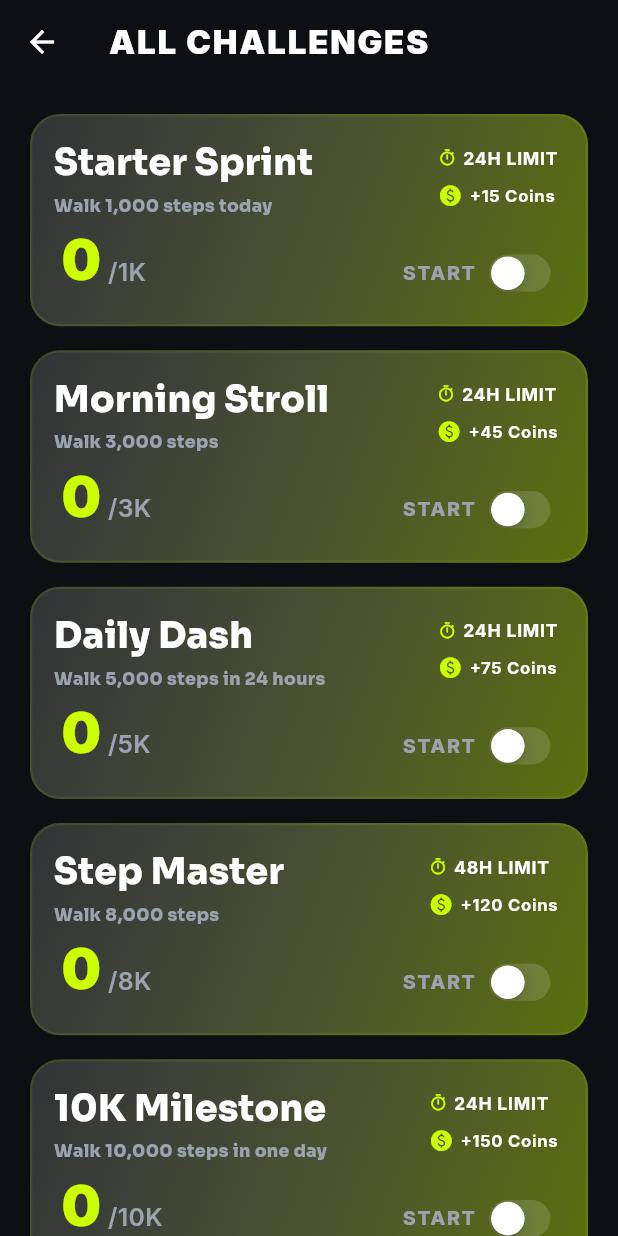
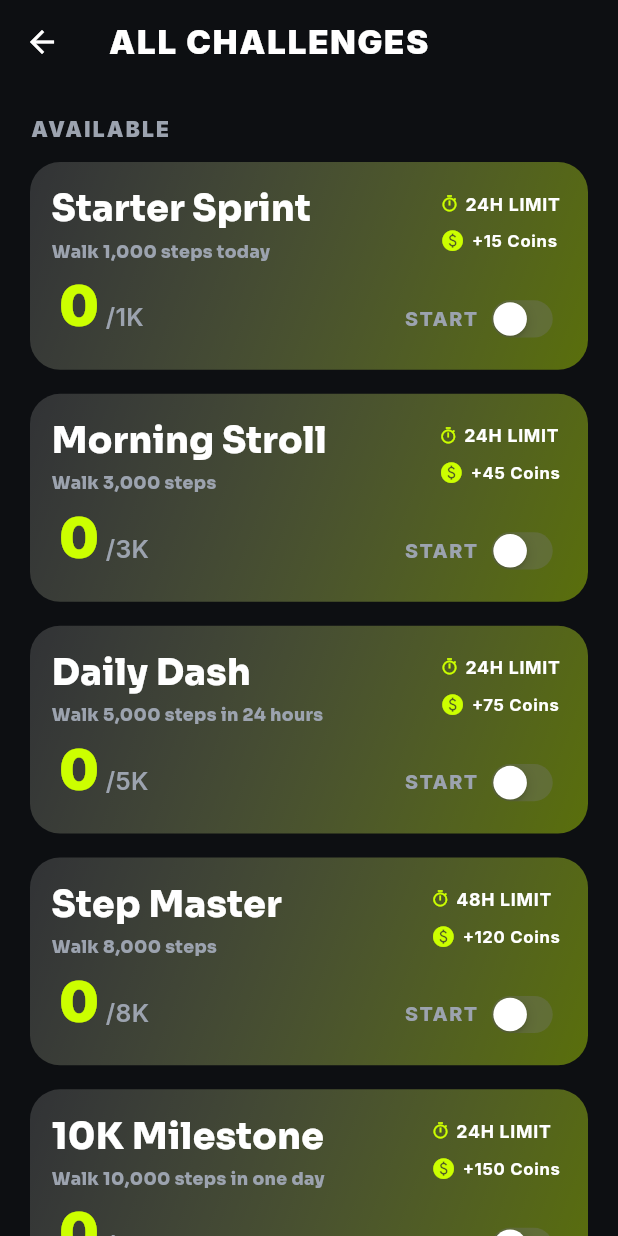
Before and after one commit to MoizRao00/build_up, a Flutter app: the AllChallengesScreen screen opened directly, on a phone screen of 412 x 824 dp. Run offline on Flutter 3.47's test engine with Material 3 defaults, Android fonts, the phone set to English and light mode, and no system bars; our stand-ins replace cloud_firestore, device_info_plus, firebase_auth, firebase_core, fl_chart, flutter_local_notifications and 11 more; missing offline and left inert: health, home_widget, workmanager; accounts and stored records are empty.

Commit message:
version 1.0.1 bug fixes

```diff
--- a/lib/features/insight/presentation/insights_screen.dart
+++ b/lib/features/insight/presentation/insights_screen.dart
@@ -68,7 +68,7 @@ class InsightsScreen extends ConsumerWidget {
         title: Text(
           'WEEKLY INSIGHTS',
           style: GoogleFonts.sora(
-            fontSize: size.width * 0.05,
+            fontSize: size.width * 0.06,
             fontWeight: FontWeight.w900,
             color: AppColors.textPrimary,
             letterSpacing: .1,
--- a/lib/features/social/presentation/providers/leaderboard_provider.dart
+++ b/lib/features/social/presentation/providers/leaderboard_provider.dart
@@ -7,6 +7,7 @@ class LeaderboardUser {
   final int totalSteps;
   final int monthlyHighScore;
   final String avatarUrl;
+  final String? currentLeague; // New field
 
   LeaderboardUser({
     required this.id,
@@ -14,6 +15,7 @@ class LeaderboardUser {
     required this.totalSteps,
     required this.monthlyHighScore,
     required this.avatarUrl,
+    this.currentLeague,
   });
 
   factory LeaderboardUser.fromDocument(DocumentSnapshot doc) {
@@ -24,6 +26,7 @@ class LeaderboardUser {
       totalSteps: data['totalSteps'] ?? 0,
       monthlyHighScore: data['monthlyHighScore'] ?? 0,
       avatarUrl: data['avatarUrl'] ?? data['photoUrl'] ?? '',
+      currentLeague: data['currentLeague'], // Read from Firestore
     );
   }
 }
--- a/lib/features/social/presentation/screens/all_challenges_screen.dart
+++ b/lib/features/social/presentation/screens/all_challenges_screen.dart
@@ -11,6 +11,11 @@ class AllChallengesScreen extends ConsumerWidget {
   @override
   Widget build(BuildContext context, WidgetRef ref) {
     final challenges = ref.watch(challengeProvider);
+
+    // Filter challenges into three distinct groups
+    final activeNow = challenges.where((c) => c.isActive && !c.isCompleted).toList();
+    final completed = challenges.where((c) => c.isCompleted).toList();
+    final available = challenges.where((c) => !c.isActive && !c.isCompleted).toList();
 
     return Scaffold(
       backgroundColor: AppColors.backgroundDark,
@@ -27,13 +32,61 @@ class AllChallengesScreen extends ConsumerWidget {
           ),
         ),
       ),
-      body: ListView.separated(
-        padding: const EdgeInsets.all(20),
-        itemCount: challenges.length,
-        separatorBuilder: (context, index) => const SizedBox(height: 16),
-        itemBuilder: (context, index) {
-          return ChallengeCard(challenge: challenges[index]);
-        },
+      body: SingleChildScrollView(
+        physics: const BouncingScrollPhysics(),
+        child: Padding(
+          padding: const EdgeInsets.all(20),
+          child: Column(
+            crossAxisAlignment: CrossAxisAlignment.start,
+            children: [
+              // 1. ACTIVE NOW SECTION
+              if (activeNow.isNotEmpty) ...[
+                _buildSectionHeader('ACTIVE NOW', Colors.grey),
+                const SizedBox(height: 12),
+                ...activeNow.map((c) => Padding(
+                      padding: const EdgeInsets.only(bottom: 16),
+                      child: ChallengeCard(challenge: c),
+                    )),
+                const SizedBox(height: 16),
+              ],
+
+              // 2. COMPLETED SECTION
+              if (completed.isNotEmpty) ...[
+                _buildSectionHeader('COMPLETED', Colors.grey),
+                const SizedBox(height: 12),
+                ...completed.map((c) => Padding(
+                      padding: const EdgeInsets.only(bottom: 16),
+                      child: ChallengeCard(challenge: c),
+                    )),
+                const SizedBox(height: 16),
+              ],
+
+              // 3. AVAILABLE SECTION
+              if (available.isNotEmpty) ...[
+                _buildSectionHeader('AVAILABLE', AppColors.textSecondary),
+                const SizedBox(height: 12),
+                ...available.map((c) => Padding(
+                      padding: const EdgeInsets.only(bottom: 16),
+                      child: ChallengeCard(challenge: c),
+                    )),
+              ],
+
+              const SizedBox(height: 20),
+            ],
+          ),
+        ),
+      ),
+    );
+  }
+
+  Widget _buildSectionHeader(String title, Color color) {
+    return Text(
+      title,
+      style: GoogleFonts.inter(
+        color: color,
+        fontWeight: FontWeight.w900,
+        fontSize: 14,
+        letterSpacing: 1.5,
       ),
     );
   }
--- a/lib/features/social/presentation/screens/challenge_card.dart
+++ b/lib/features/social/presentation/screens/challenge_card.dart
@@ -17,6 +17,8 @@ class ChallengeCard extends ConsumerWidget {
     final double titleFontSize = size.width * 0.07;
     final double numberFontSize = size.width * 0.06;
     final double labelFontSize = size.width * 0.022;
+    final isCompleted = challenge.isCompleted;
+    final isFailed = challenge.isFailed;
 
     String _formatNumber(int number) {
       if (number >= 100000) {
@@ -56,8 +58,16 @@ class ChallengeCard extends ConsumerWidget {
     return Container(
       width: double.infinity,
       decoration: BoxDecoration(
-        // Replace the solid color with this gradient
-        gradient: LinearGradient(
+        gradient: isFailed
+            ? LinearGradient(
+                begin: Alignment.topLeft,
+                end: Alignment.bottomRight,
+                colors: [
+                  Colors.redAccent.withOpacity(0.1),
+                  Colors.redAccent.withOpacity(0.3),
+                ],
+              )
+            : LinearGradient(
                 begin: Alignment.topLeft,
                 end: Alignment.bottomRight,
                 colors: [
@@ -66,13 +76,9 @@ class ChallengeCard extends ConsumerWidget {
                 ],
               ),
         borderRadius: BorderRadius.circular(20),
-        border: Border.all(
-          color: challenge.isFailed
-              ? Colors.redAccent.withOpacity(0.5)
-              : AppColors.primaryEmerald.withOpacity(0.1),
-          width: 1.5,
+
       ),
-      ),
+
       padding: EdgeInsets.all(cardPadding),
       child: Column(
         crossAxisAlignment: CrossAxisAlignment.start,
@@ -84,13 +90,11 @@ class ChallengeCard extends ConsumerWidget {
                 child: Column(
                   crossAxisAlignment: CrossAxisAlignment.start,
                   children: [
-                    // title and time left
-                    // Top Section: Split into Left and Right Columns
+
                     Row(
                       crossAxisAlignment: CrossAxisAlignment.start,
                       mainAxisAlignment: MainAxisAlignment.spaceBetween,
                       children: [
-                        // Left Column: Title and Subtitle
                         Expanded(
                           child: Column(
                             crossAxisAlignment: CrossAxisAlignment.start,
@@ -116,20 +120,21 @@ class ChallengeCard extends ConsumerWidget {
                           ),
                         ),
 
-                        SizedBox(width: 12), // Spacing between columns
+                        SizedBox(width: 12),
 
-                        // Right Column: Badges (Time Limit and Coins)
                         Column(
-                          crossAxisAlignment: CrossAxisAlignment.start, // This left-aligns the badges perfectly
+                          crossAxisAlignment: CrossAxisAlignment
+                              .start,
                           children: [
-                            // Time Limit Badge
+
                             Container(
                               padding: EdgeInsets.symmetric(
                                 horizontal: size.width * 0.01,
                                 vertical: size.height * 0.006,
                               ),
                               child: Row(
-                                mainAxisSize: MainAxisSize.min, // Prevents RenderFlex issues
+                                mainAxisSize: MainAxisSize
+                                    .min,
                                 children: [
                                   Icon(
                                     badgeIcon,
@@ -150,7 +155,6 @@ class ChallengeCard extends ConsumerWidget {
                               ),
                             ),
 
-                            // Coins Badge
                             Container(
                               padding: EdgeInsets.symmetric(
                                 horizontal: size.width * 0.01,
@@ -209,25 +213,32 @@ class ChallengeCard extends ConsumerWidget {
                           mainAxisAlignment: MainAxisAlignment.spaceBetween,
                           children: [
                             Row(
+
                               children: [
                                 Text(
-                                  challenge.isActive ? 'ACTIVE' : 'START',
+                                  isCompleted
+                                      ? 'DONE 🏆  '
+                                      : (challenge.isActive
+                                            ? 'ACTIVE'
+                                            : 'START'),
                                   style: GoogleFonts.inter(
-                                    color: challenge.isActive
+                                    color: isCompleted
+                                        ? Colors.amber
+                                        : (challenge.isActive
                                               ? AppColors.primaryEmerald
-                                        : AppColors.textSecondary,
-                                    fontSize: size.width * 0.032,
+                                              : AppColors.textSecondary),
+                                    fontSize: isCompleted ?
+                                    size.width * 0.042  :  size.width * 0.032,
                                     fontWeight: FontWeight.w800,
                                     letterSpacing: 1.0,
                                   ),
                                 ),
+                                if (!isCompleted)
                                   Transform.scale(
                                     scale: 0.8,
                                     child: CupertinoSwitch(
                                       value: challenge.isActive,
                                       activeColor: AppColors.primaryEmerald,
-                                    trackColor: Colors.white.withOpacity(0.15),
-                                    thumbColor: Colors.white,
                                       onChanged: (bool value) {
                                         if (value) {
                                           ref
--- a/pubspec.yaml
+++ b/pubspec.yaml
@@ -2,7 +2,7 @@ name: build_up
 description: "A new Flutter project."
 publish_to: 'none'
 
-version: 1.0.0
+version: 1.0.1
 
 environment:
   sdk: ^3.10.0
```
Also changed, not shown: lib/features/social/presentation/providers/challenge_provider.dart (+33 -0 lines), lib/features/social/presentation/screens/social_screen.dart (+23 -154 lines), lib/features/step_tracking/presentation/providers/step_provider.dart (+37 -92 lines), lib/features/step_tracking/presentation/widgets/glass_step_card.dart (+5 -4 lines). Lines whose indentation alone changed are shown as unchanged.
